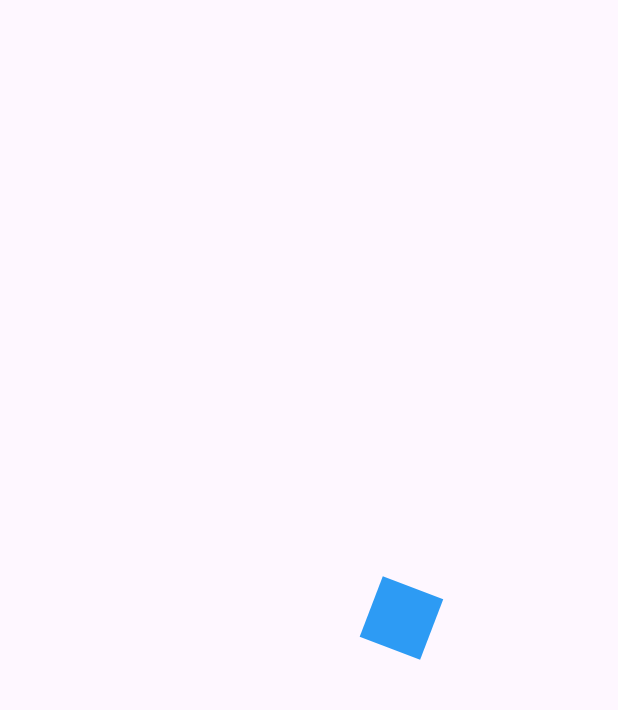
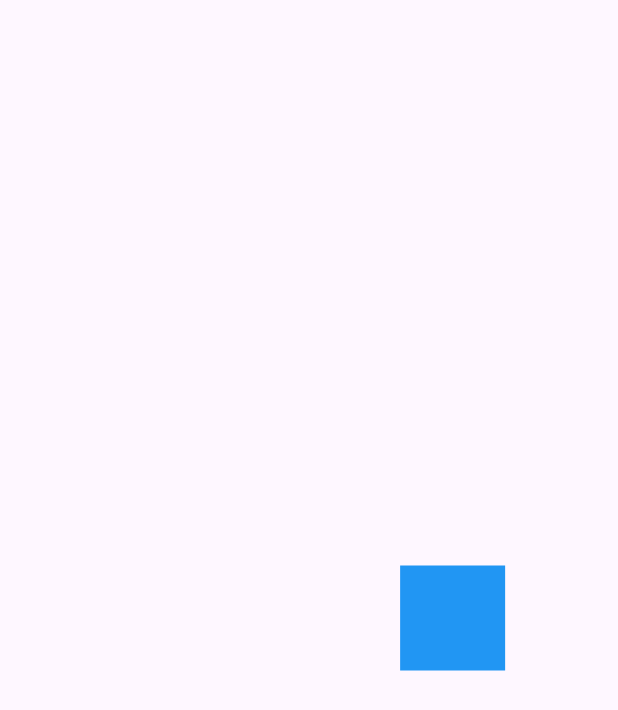
Before and after one commit to Flutter-Course-Sergio/designsApp, a Flutter app: the first screen one second after launch, on a phone screen of 412 x 824 dp. Shown: the top 710 px of the screen. Run offline on Flutter 3.47's test engine with Material 3 defaults, Android fonts, the phone set to English and light mode, and no system bars.

Commit message:
challage animated square

```diff
--- a/lib/main.dart
+++ b/lib/main.dart
@@ -1,6 +1,8 @@
-import 'package:designs_app/src/pages/animations_page.dart';
+import 'package:flutter/material.dart';
+
 //import 'package:designs_app/src/pages/headers_page.dart';
-import 'package:flutter/material.dart';
+//import 'package:designs_app/src/pages/animations_page.dart';
+import 'src/challenges/square_animated_page.dart';
 
 void main() {
   runApp(const MainApp());
@@ -12,7 +14,7 @@ class MainApp extends StatelessWidget {
   @override
   Widget build(BuildContext context) {
     return const MaterialApp(
-      home: AnimationsPage(),
+      home: SquareAnimatedPage(),
       title: 'Designs App',
       debugShowCheckedModeBanner: false,
     );
--- /dev/null
+++ b/lib/src/challenges/square_animated_page.dart
@@ -0,0 +1,87 @@
+import 'package:flutter/material.dart';
+
+class SquareAnimatedPage extends StatelessWidget {
+  const SquareAnimatedPage({super.key});
+
+  @override
+  Widget build(BuildContext context) {
+    return const Scaffold(body: Center(child: _AnimatedSquare()));
+  }
+}
+
+class _AnimatedSquare extends StatefulWidget {
+  const _AnimatedSquare();
+
+  @override
+  State<_AnimatedSquare> createState() => _AnimatedSquareState();
+}
+
+class _AnimatedSquareState extends State<_AnimatedSquare>
+    with SingleTickerProviderStateMixin {
+  late AnimationController controller;
+
+  late Animation<double> moveRight;
+  late Animation<double> moveUp;
+  late Animation<double> moveLeft;
+  late Animation<double> moveDown;
+
+  @override
+  void initState() {
+    controller = AnimationController(
+        vsync: this, duration: const Duration(milliseconds: 4500));
+
+    moveRight = Tween(begin: 0.0, end: 100.0).animate(CurvedAnimation(
+        parent: controller,
+        curve: const Interval(0.0, 0.25, curve: Curves.bounceOut)));
+
+    moveUp = Tween(begin: 0.0, end: -100.0).animate(CurvedAnimation(
+        parent: controller,
+        curve: const Interval(0.25, 0.50, curve: Curves.bounceOut)));
+
+    moveLeft = Tween(begin: 0.0, end: -100.0).animate(CurvedAnimation(
+        parent: controller,
+        curve: const Interval(0.50, 0.75, curve: Curves.bounceOut)));
+
+    moveDown = Tween(begin: 0.0, end: 100.0).animate(CurvedAnimation(
+        parent: controller,
+        curve: const Interval(0.75, 1.0, curve: Curves.bounceOut)));
+
+    super.initState();
+  }
+
+  @override
+  void dispose() {
+    controller.dispose();
+    super.dispose();
+  }
+
+  @override
+  Widget build(BuildContext context) {
+    controller.forward();
+
+    return AnimatedBuilder(
+      animation: controller,
+      child: const _Rectangule(),
+      builder: (BuildContext context, Widget? child) {
+        return Transform.translate(
+          offset: Offset(
+              moveRight.value + moveLeft.value, moveUp.value + moveDown.value),
+          child: child,
+        );
+      },
+    );
+  }
+}
+
+class _Rectangule extends StatelessWidget {
+  const _Rectangule();
+
+  @override
+  Widget build(BuildContext context) {
+    return Container(
+      width: 70,
+      height: 70,
+      decoration: const BoxDecoration(color: Colors.blue),
+    );
+  }
+}
```
